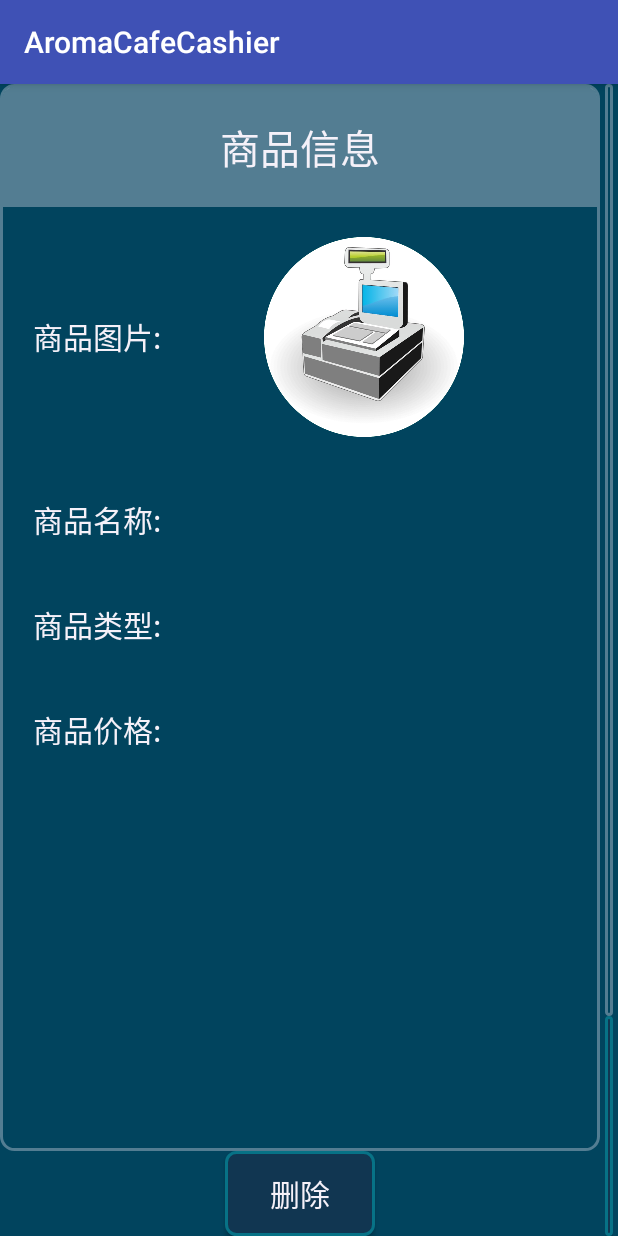
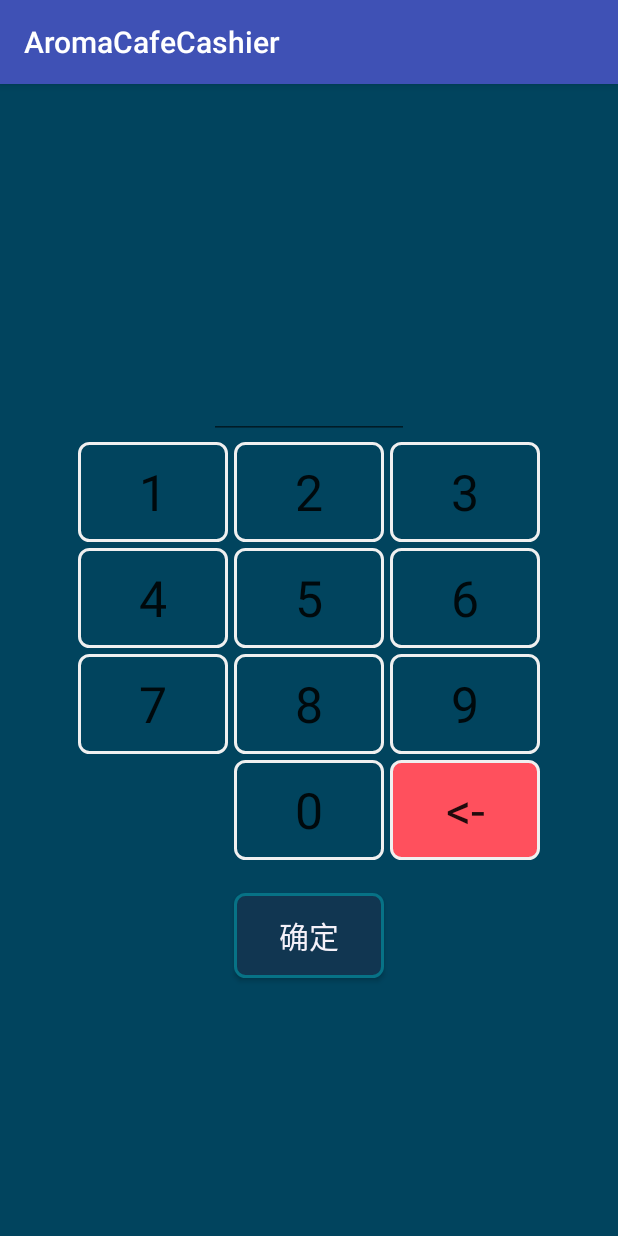
Before and after one commit to carabbit/AromaCafeCashier, an Android app: the fragment ProductManagerFragment shown on its own in the app's theme, on a phone screen of 412 x 824 dp. Run offline under Robolectric (Android 15) with nearby library versions, the phone set to English and light mode, and no system bars.

Commit message:
商品管理增加密码验证界面

```diff
--- a/app/src/main/AndroidManifest.xml
+++ b/app/src/main/AndroidManifest.xml
@@ -1,8 +1,8 @@
 <?xml version="1.0" encoding="utf-8"?>
 <manifest xmlns:android="http://schemas.android.com/apk/res/android"
     package="bunny.project.aromacafecashier"
-    android:versionCode="1"
-    android:versionName="1.0">
+    android:versionCode="2"
+    android:versionName="1.1">
 
     <application
         android:allowBackup="true"
--- /dev/null
+++ b/app/src/main/java/bunny/project/aromacafecashier/PasswordDialogFragment.java
@@ -0,0 +1,87 @@
+package bunny.project.aromacafecashier;
+
+import android.app.DialogFragment;
+import android.os.Bundle;
+import android.support.annotation.Nullable;
+import android.util.SparseIntArray;
+import android.view.KeyEvent;
+import android.view.LayoutInflater;
+import android.view.View;
+import android.view.ViewGroup;
+import android.widget.Button;
+import android.widget.EditText;
+import android.widget.Toast;
+
+/**
+ * Created by bunny on 17-3-26.
+ */
+
+public class PasswordDialogFragment extends DialogFragment {
+    private EditText mPasswordView;
+    private Button mBtnConfirm;
+    private static SparseIntArray DIGIT_ID_TO_EVENT_KEY = new SparseIntArray();
+
+    static {
+        DIGIT_ID_TO_EVENT_KEY.put(R.id.one, KeyEvent.KEYCODE_1);
+        DIGIT_ID_TO_EVENT_KEY.put(R.id.two, KeyEvent.KEYCODE_2);
+        DIGIT_ID_TO_EVENT_KEY.put(R.id.three, KeyEvent.KEYCODE_3);
+        DIGIT_ID_TO_EVENT_KEY.put(R.id.four, KeyEvent.KEYCODE_4);
+        DIGIT_ID_TO_EVENT_KEY.put(R.id.five, KeyEvent.KEYCODE_5);
+        DIGIT_ID_TO_EVENT_KEY.put(R.id.six, KeyEvent.KEYCODE_6);
+        DIGIT_ID_TO_EVENT_KEY.put(R.id.seven, KeyEvent.KEYCODE_7);
+        DIGIT_ID_TO_EVENT_KEY.put(R.id.eight, KeyEvent.KEYCODE_8);
+        DIGIT_ID_TO_EVENT_KEY.put(R.id.nine, KeyEvent.KEYCODE_9);
+        DIGIT_ID_TO_EVENT_KEY.put(R.id.zero, KeyEvent.KEYCODE_0);
+        DIGIT_ID_TO_EVENT_KEY.put(R.id.dot, KeyEvent.KEYCODE_NUMPAD_DOT);
+        DIGIT_ID_TO_EVENT_KEY.put(R.id.del, KeyEvent.KEYCODE_DEL);
+    }
+
+    private final static String PASSWORD = "0501";
+
+    private View.OnClickListener mOnClickListener = new View.OnClickListener() {
+        @Override
+        public void onClick(View v) {
+            if (v.getId() == R.id.btn_confirm) {
+                if (PASSWORD.equals(mPasswordView.getText().toString())) {
+                    dismiss();
+                } else {
+                    mPasswordView.setText("");
+                    Toast.makeText(getActivity(), R.string.password_wrong, Toast.LENGTH_SHORT).show();
+                }
+
+            } else {
+                int keyCode = DIGIT_ID_TO_EVENT_KEY.get(v.getId());
+                mPasswordView.onKeyDown(keyCode, new KeyEvent(KeyEvent.ACTION_DOWN, keyCode));
+            }
+
+        }
+    };
+
+    @Nullable
+    @Override
+    public View onCreateView(LayoutInflater inflater, @Nullable ViewGroup container, Bundle savedInstanceState) {
+        return inflater.inflate(R.layout.password_dialog_fragment, null);
+    }
+
+    @Override
+    public void onViewCreated(View view, @Nullable Bundle savedInstanceState) {
+        super.onViewCreated(view, savedInstanceState);
+
+        mPasswordView = (EditText) view.findViewById(R.id.password_view);
+        mBtnConfirm = (Button) view.findViewById(R.id.btn_confirm);
+
+        mBtnConfirm.setOnClickListener(mOnClickListener);
+        mPasswordView.setOnClickListener(mOnClickListener);
+        view.findViewById(R.id.one).setOnClickListener(mOnClickListener);
+        view.findViewById(R.id.two).setOnClickListener(mOnClickListener);
+        view.findViewById(R.id.three).setOnClickListener(mOnClickListener);
+        view.findViewById(R.id.four).setOnClickListener(mOnClickListener);
+        view.findViewById(R.id.five).setOnClickListener(mOnClickListener);
+        view.findViewById(R.id.six).setOnClickListener(mOnClickListener);
+        view.findViewById(R.id.seven).setOnClickListener(mOnClickListener);
+        view.findViewById(R.id.eight).setOnClickListener(mOnClickListener);
+        view.findViewById(R.id.nine).setOnClickListener(mOnClickListener);
+        view.findViewById(R.id.zero).setOnClickListener(mOnClickListener);
+        view.findViewById(R.id.del).setOnClickListener(mOnClickListener);
+    }
+}
--- a/app/src/main/java/bunny/project/aromacafecashier/ProductManagerFragment.java
+++ b/app/src/main/java/bunny/project/aromacafecashier/ProductManagerFragment.java
@@ -53,6 +53,12 @@ public class ProductManagerFragment extends Fragment implements ProductListFragm
 
     private void deleteType() {
         mProductListFragment.deleteCurrentType();
+    }
+
+    @Override
+    public void onCreate(@Nullable Bundle savedInstanceState) {
+        super.onCreate(savedInstanceState);
+        showDialog(new PasswordDialogFragment());
     }
 
     @Nullable
@@ -150,4 +156,10 @@ public class ProductManagerFragment extends Fragment implements ProductListFragm
     public void onItemClick(Product product) {
         setPrudoctInfo(product);
     }
+
+    public void showDialog(Fragment fragment) {
+        getFragmentManager().beginTransaction()
+                .replace(R.id.fragment_dialog_container, fragment)
+                .commitAllowingStateLoss();
+    }
 }
--- a/app/src/main/res/layout/main.xml
+++ b/app/src/main/res/layout/main.xml
@@ -9,29 +9,19 @@
     <!--android:layout_width="0dp"-->
     <!--android:layout_height="match_parent"-->
     <!--android:layout_weight="1">-->
-
     <FrameLayout
-        android:id="@+id/fragment_container_order"
         android:layout_width="0dp"
         android:layout_height="match_parent"
-        android:layout_weight="1"></FrameLayout>
+        android:layout_weight="1">
 
-    <!-- <FrameLayout
-         android:id="@+id/fragment_container_order_history"
-         android:layout_width="match_parent"
-         android:layout_height="match_parent"></FrameLayout>
+        <FrameLayout
+            android:id="@+id/fragment_container_order"
+            android:layout_width="match_parent"
+            android:layout_height="match_parent"></FrameLayout>
 
-     <FrameLayout
-         android:id="@+id/fragment_container_product_manager"
-         android:layout_width="match_parent"
-         android:layout_height="match_parent"></FrameLayout>-->
 
-    <!--</FrameLayout>-->
+    </FrameLayout>
 
-    <!--<bunny.project.aromacafecashier.view.MyButton-->
-    <!--android:layout_width="wrap_content"-->
-    <!--android:layout_height="wrap_content"-->
-    <!--android:text="@string/add" />-->
     <RadioGroup
         android:id="@+id/tabGroup"
         android:layout_width="wrap_content"
--- /dev/null
+++ b/app/src/main/res/layout/password_dialog_fragment.xml
@@ -0,0 +1,119 @@
+<?xml version="1.0" encoding="utf-8"?>
+<LinearLayout xmlns:android="http://schemas.android.com/apk/res/android"
+    android:layout_width="match_parent"
+    android:layout_height="match_parent"
+    android:background="@color/fragment_bg"
+    android:gravity="center"
+    android:orientation="vertical">
+
+    <bunny.project.aromacafecashier.view.NumberEditText
+        android:id="@+id/password_view"
+        android:layout_width="200px"
+        android:layout_height="wrap_content"
+        android:gravity="center"
+        android:inputType="numberPassword"
+        android:maxLength="4"
+        android:maxLines="1"
+        android:textColor="@color/text_color"
+        android:textSize="@dimen/text_size_big" />
+
+    <TableLayout
+        android:layout_width="wrap_content"
+        android:layout_height="wrap_content">
+
+        <TableRow>
+
+            <TextView
+                android:id="@+id/one"
+                style="@style/NumberStyle"
+                android:text="1" />
+
+            <TextView
+                android:id="@+id/two"
+                style="@style/NumberStyle"
+                android:text="2" />
+
+            <TextView
+                android:id="@+id/three"
+                style="@style/NumberStyle"
+                android:text="3" />
+
+        </TableRow>
+
+        <TableRow>
+
+            <TextView
+                android:id="@+id/four"
+                style="@style/NumberStyle"
+                android:text="4" />
+
+            <TextView
+                android:id="@+id/five"
+                style="@style/NumberStyle"
+                android:text="5" />
+
+            <TextView
+                android:id="@+id/six"
+                style="@style/NumberStyle"
+                android:text="6" />
+
+        </TableRow>
+
+        <TableRow>
+
+            <TextView
+                android:id="@+id/seven"
+                style="@style/NumberStyle"
+                android:text="7" />
+
+            <TextView
+                android:id="@+id/eight"
+                style="@style/NumberStyle"
+                android:text="8" />
+
+            <TextView
+                android:id="@+id/nine"
+                style="@style/NumberStyle"
+                android:text="9" />
+
+        </TableRow>
+
+        <TableRow>
+
+            <TextView
+                android:id="@+id/dot"
+                style="@style/NumberStyle"
+                android:text="."
+                android:visibility="invisible" />
+
+            <TextView
+                android:id="@+id/zero"
+                style="@style/NumberStyle"
+                android:text="0" />
+
+            <TextView
+                android:id="@+id/del"
+                style="@style/NumberStyle"
+                android:background="@drawable/number_delete_bg"
+                android:text="&lt;-" />
+            <!--<TextView-->
+            <!--android:id="@+id/btn_confirm"-->
+            <!--style="@style/NumberStyle"-->
+            <!--android:background="@drawable/number_delete_bg"-->
+            <!--android:text="@string/comfirm" />-->
+            <!--<ImageView
+                android:id="@+id/del"
+                android:layout_width="@dimen/number_width"
+                android:layout_height="@dimen/number_height"
+                android:src="@drawable/delete" />-->
+
+        </TableRow>
+    </TableLayout>
+
+    <Button
+        android:id="@+id/btn_confirm"
+        android:layout_width="wrap_content"
+        android:layout_height="wrap_content"
+        android:layout_marginTop="30px"
+        android:text="@string/comfirm" />
+</LinearLayout>
--- a/app/src/main/res/layout/product_manager_fragment.xml
+++ b/app/src/main/res/layout/product_manager_fragment.xml
@@ -1,5 +1,8 @@
-<LinearLayout xmlns:android="http://schemas.android.com/apk/res/android"
-    xmlns:tools="http://schemas.android.com/tools"
+<FrameLayout xmlns:android="http://schemas.android.com/apk/res/android"
+    android:layout_width="match_parent"
+    android:layout_height="match_parent">
+
+    <LinearLayout xmlns:tools="http://schemas.android.com/tools"
         android:id="@+id/content"
         android:layout_width="match_parent"
         android:layout_height="match_parent"
@@ -170,3 +173,9 @@
         </LinearLayout>
 
     </LinearLayout>
+
+    <FrameLayout
+        android:id="@+id/fragment_dialog_container"
+        android:layout_width="match_parent"
+        android:layout_height="match_parent"></FrameLayout>
+</FrameLayout>
--- a/app/src/main/res/values/strings.xml
+++ b/app/src/main/res/values/strings.xml
@@ -63,4 +63,5 @@
     <string name="cost_off_seven">7折</string>
     <string name="cost_off_six">6折</string>
     <string name="cost_off_five">5折</string>
+    <string name="password_wrong">密码错误</string>
 </resources>
```
Also changed, not shown: app/src/main/java/bunny/project/aromacafecashier/MainActivity.java (+7 -0 lines), 1 other file. Lines whose indentation alone changed are shown as unchanged.
